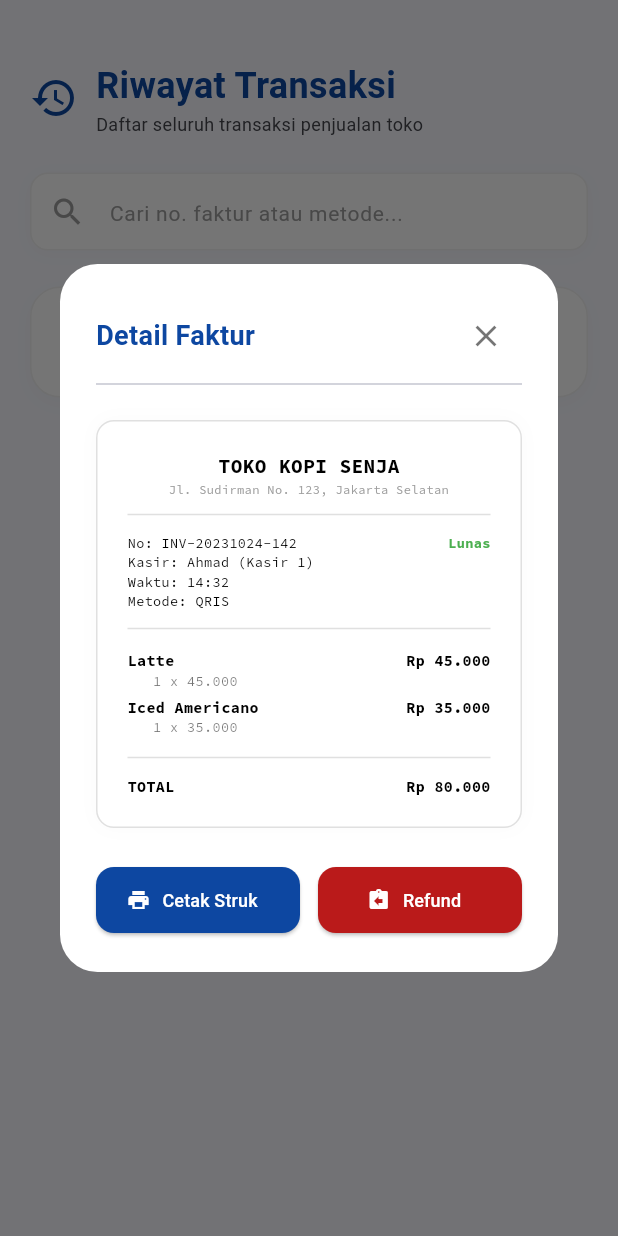
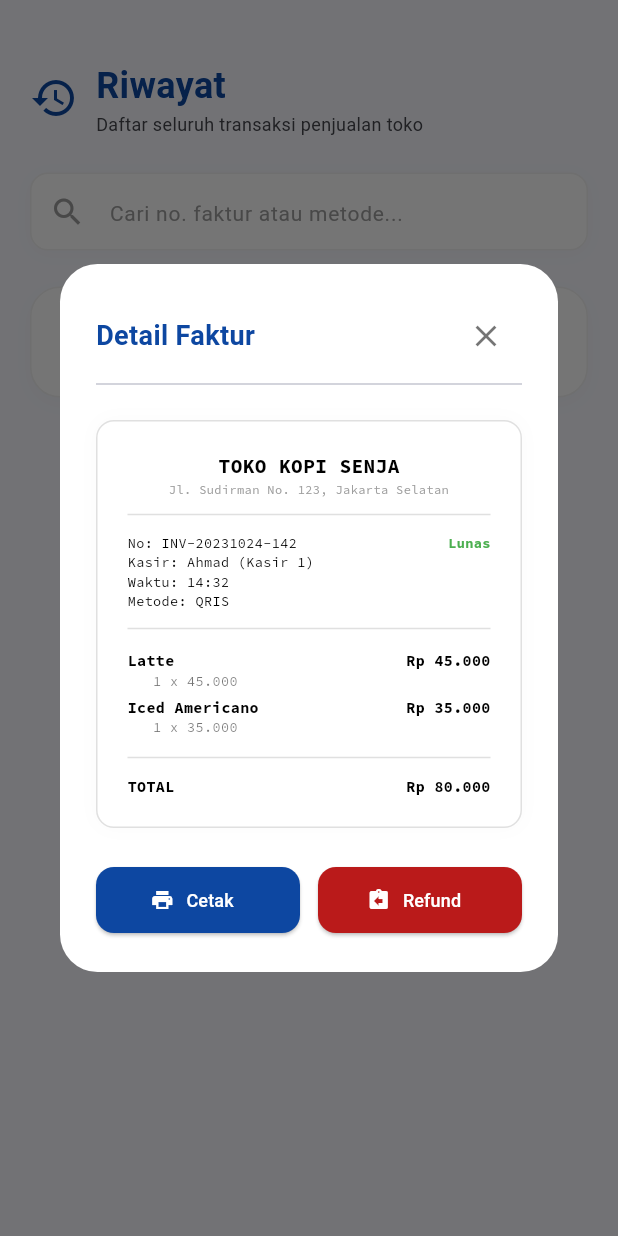
Before and after one commit to Xeerodev/kasirku_app, a Flutter app: the HistoryScreen screen opened directly, after a tap on "INV-20231024-142", on a phone screen of 412 x 824 dp. Run offline on Flutter 3.47's test engine with Material 3 defaults, Android fonts, the phone set to English and light mode, and no system bars; our stand-ins replace google_fonts, image_picker, shared_preferences; accounts and stored records are empty; network calls fail.

Commit message:
fix: resolve text visibility in setup, localize reports and history, and enable backup logic

```diff
--- a/lib/providers/pos_provider.dart
+++ b/lib/providers/pos_provider.dart
@@ -159,12 +159,16 @@ class PosProvider with ChangeNotifier {
       'address': 'Alamat',
       'phone': 'Nomor Telepon',
       'cashier_name': 'Nama Kasir',
+      'summary_today': 'Ringkasan Penjualan Hari Ini',
+      'invoice_detail': 'Detail Faktur',
+      'refund': 'Refund',
+      'paid': 'Lunas',
     },
     'English': {
       'cashier': 'POS',
       'stock': 'Inventory',
       'history': 'History',
-      'reports': 'Analytics',
+      'reports': 'Reports',
       'settings': 'Settings',
       'search_product': 'Search product...',
       'empty_cart': 'Cart is Empty',
@@ -210,6 +214,10 @@ class PosProvider with ChangeNotifier {
       'address': 'Address',
       'phone': 'Phone Number',
       'cashier_name': 'Cashier Name',
+      'summary_today': 'Today\'s Sales Summary',
+      'invoice_detail': 'Invoice Detail',
+      'refund': 'Refund',
+      'paid': 'Paid',
     }
   };
 
@@ -401,6 +409,21 @@ class PosProvider with ChangeNotifier {
     notifyListeners();
   }
 
+  String getBackupJson() {
+    return jsonEncode({
+      'storeProfile': _storeProfile.toJson(),
+      'products': _products.map((p) => p.toJson()).toList(),
+      'transactions': _transactions.map((t) => t.toJson()).toList(),
+      'settings': {
+        'printer': _activePrinter,
+        'autoPrint': _autoPrintReceipt,
+        'footer': _footerMessage,
+        'language': _language,
+        'darkMode': _isDarkMode,
+      }
+    });
+  }
+
   Future<void> _saveToPrefs() async {
     final prefs = await SharedPreferences.getInstance();
     prefs.setBool('isDarkMode', _isDarkMode);
--- a/lib/screens/history_screen.dart
+++ b/lib/screens/history_screen.dart
@@ -20,8 +20,8 @@ class _HistoryScreenState extends State<HistoryScreen> {
     final provider = Provider.of<PosProvider>(context);
     final isDark = provider.isDarkMode;
     final currencyFormatter = NumberFormat.currency(
-      locale: 'id_ID',
-      symbol: 'Rp ',
+      locale: provider.language == 'Indonesia' ? 'id_ID' : 'en_US',
+      symbol: provider.language == 'Indonesia' ? 'Rp ' : r'$',
       decimalDigits: 0,
     );
 
@@ -48,10 +48,13 @@ class _HistoryScreenState extends State<HistoryScreen> {
                   crossAxisAlignment: CrossAxisAlignment.start,
                   children: [
                     Text(
-                      'Riwayat Transaksi',
+                      provider.tr('history'),
                       style: TextStyle(fontSize: 24, fontWeight: FontWeight.bold, color: isDark ? Colors.lightBlueAccent : const Color(0xFF0D47A1)),
                     ),
-                    Text('Daftar seluruh transaksi penjualan toko', style: TextStyle(fontSize: 12, color: isDark ? Colors.white54 : const Color(0xFF45464D))),
+                    Text(
+                      provider.language == 'Indonesia' ? 'Daftar seluruh transaksi penjualan toko' : 'List of all store sales transactions',
+                      style: TextStyle(fontSize: 12, color: isDark ? Colors.white54 : const Color(0xFF45464D))
+                    ),
                   ],
                 ),
               ],
@@ -71,7 +74,7 @@ class _HistoryScreenState extends State<HistoryScreen> {
                 onChanged: (val) => setState(() => _searchQuery = val),
                 style: TextStyle(color: isDark ? Colors.white : Colors.black87),
                 decoration: InputDecoration(
-                  hintText: 'Cari no. faktur atau metode...',
+                  hintText: provider.language == 'Indonesia' ? 'Cari no. faktur atau metode...' : 'Search invoice no. or method...',
                   hintStyle: TextStyle(fontSize: 14, color: isDark ? Colors.white38 : Colors.grey),
                   prefixIcon: Icon(Icons.search, color: isDark ? Colors.white38 : Colors.grey),
                   border: InputBorder.none,
@@ -98,7 +101,10 @@ class _HistoryScreenState extends State<HistoryScreen> {
                           children: [
                             Icon(Icons.receipt_long, size: 48, color: isDark ? Colors.white10 : Colors.grey),
                             const SizedBox(height: 12),
-                            Text('Belum ada riwayat transaksi', style: TextStyle(fontWeight: FontWeight.bold, color: isDark ? Colors.white70 : Colors.black87)),
+                            Text(
+                              provider.language == 'Indonesia' ? 'Belum ada riwayat transaksi' : 'No transaction history yet',
+                              style: TextStyle(fontWeight: FontWeight.bold, color: isDark ? Colors.white70 : Colors.black87)
+                            ),
                           ],
                         ),
                       ),
@@ -132,12 +138,15 @@ class _HistoryScreenState extends State<HistoryScreen> {
                                               color: isRefunded ? const Color(0xFFBA1A1A).withOpacity(0.1) : const Color(0xFFE3F2FD),
                                               borderRadius: BorderRadius.circular(10),
                                             ),
-                                            child: Text(tx.status, style: TextStyle(color: isRefunded ? (isDark ? Colors.redAccent : const Color(0xFF93000A)) : const Color(0xFF0D47A1), fontWeight: FontWeight.bold, fontSize: 9)),
+                                            child: Text(
+                                              isRefunded ? provider.tr('refund') : provider.tr('paid'),
+                                              style: TextStyle(color: isRefunded ? (isDark ? Colors.redAccent : const Color(0xFF93000A)) : const Color(0xFF0D47A1), fontWeight: FontWeight.bold, fontSize: 9)
+                                            ),
                                           ),
                                         ],
                                       ),
                                       const SizedBox(height: 4),
-                                      Text('${tx.timeString} • ${tx.items.length} item (${tx.paymentMethod}) • Kasir: ${tx.cashierName}', style: TextStyle(fontSize: 11, color: isDark ? Colors.white38 : Colors.grey)),
+                                      Text('${tx.timeString} • ${tx.items.length} item (${tx.paymentMethod}) • ${provider.language == 'Indonesia' ? 'Kasir' : 'Cashier'}: ${tx.cashierName}', style: TextStyle(fontSize: 11, color: isDark ? Colors.white38 : Colors.grey)),
                                     ],
                                   ),
                                 ),
@@ -147,7 +156,7 @@ class _HistoryScreenState extends State<HistoryScreen> {
                                     Text(currencyFormatter.format(tx.total), style: TextStyle(fontWeight: FontWeight.bold, fontSize: 14, color: isRefunded ? (isDark ? Colors.white10 : Colors.grey) : (isDark ? Colors.white : Colors.black87))),
                                     Row(
                                       children: [
-                                        Text('Klik detail', style: TextStyle(fontSize: 9, color: isDark ? Colors.white38 : Colors.grey)),
+                                        Text(provider.language == 'Indonesia' ? 'Klik detail' : 'See detail', style: TextStyle(fontSize: 9, color: isDark ? Colors.white38 : Colors.grey)),
                                         Icon(Icons.chevron_right, size: 14, color: isDark ? Colors.white38 : Colors.grey),
                                       ],
                                     ),
@@ -168,7 +177,11 @@ class _HistoryScreenState extends State<HistoryScreen> {
   }
 
   void _showTransactionDetail(BuildContext context, TransactionModel tx, PosProvider provider) {
-    final currencyFormatter = NumberFormat.currency(locale: 'id_ID', symbol: 'Rp ', decimalDigits: 0);
+    final currencyFormatter = NumberFormat.currency(
+      locale: provider.language == 'Indonesia' ? 'id_ID' : 'en_US',
+      symbol: provider.language == 'Indonesia' ? 'Rp ' : r'$',
+      decimalDigits: 0,
+    );
     final isDark = provider.isDarkMode;
 
     showDialog(
@@ -188,7 +201,7 @@ class _HistoryScreenState extends State<HistoryScreen> {
                 Row(
                   mainAxisAlignment: MainAxisAlignment.spaceBetween,
                   children: [
-                    Text('Detail Faktur', style: TextStyle(fontSize: 18, fontWeight: FontWeight.bold, color: isDark ? Colors.lightBlueAccent : const Color(0xFF0D47A1))),
+                    Text(provider.tr('invoice_detail'), style: TextStyle(fontSize: 18, fontWeight: FontWeight.bold, color: isDark ? Colors.lightBlueAccent : const Color(0xFF0D47A1))),
                     IconButton(onPressed: () => Navigator.pop(ctx), icon: Icon(Icons.close, color: isDark ? Colors.white54 : Colors.black54)),
                   ],
                 ),
@@ -215,9 +228,9 @@ class _HistoryScreenState extends State<HistoryScreen> {
                           crossAxisAlignment: CrossAxisAlignment.start,
                           children: [
                             Row(mainAxisAlignment: MainAxisAlignment.spaceBetween, children: [Text('No: ${tx.invoiceNumber}', style: GoogleFonts.sourceCodePro(fontSize: 9, color: Colors.black)), Text(tx.status, style: GoogleFonts.sourceCodePro(fontSize: 9, fontWeight: FontWeight.bold, color: tx.status == 'Refund' ? Colors.red : Colors.green))]),
-                            Text('Kasir: ${tx.cashierName}', style: GoogleFonts.sourceCodePro(fontSize: 9, color: Colors.black)),
-                            Text('Waktu: ${tx.timeString}', style: GoogleFonts.sourceCodePro(fontSize: 9, color: Colors.black)),
-                            Text('Metode: ${tx.paymentMethod}', style: GoogleFonts.sourceCodePro(fontSize: 9, color: Colors.black)),
+                            Text('${provider.language == 'Indonesia' ? 'Kasir' : 'Cashier'}: ${tx.cashierName}', style: GoogleFonts.sourceCodePro(fontSize: 9, color: Colors.black)),
+                            Text('${provider.language == 'Indonesia' ? 'Waktu' : 'Time'}: ${tx.timeString}', style: GoogleFonts.sourceCodePro(fontSize: 9, color: Colors.black)),
+                            Text('${provider.language == 'Indonesia' ? 'Metode' : 'Method'}: ${tx.paymentMethod}', style: GoogleFonts.sourceCodePro(fontSize: 9, color: Colors.black)),
                           ],
                         ),
                       ),
@@ -234,15 +247,15 @@ class _HistoryScreenState extends State<HistoryScreen> {
                                 Text(currencyFormatter.format(item.subtotal), style: GoogleFonts.sourceCodePro(fontSize: 10, fontWeight: FontWeight.bold, color: Colors.black)),
                               ],
                             ),
-                            Text('   ${item.quantity} x ${currencyFormatter.format(item.product.price).replaceAll('Rp ', '')}', style: GoogleFonts.sourceCodePro(fontSize: 9, color: Colors.black54)),
+                            Text('   ${item.quantity} x ${currencyFormatter.format(item.product.price).replaceAll('Rp ', '').replaceAll(r'$', '')}', style: GoogleFonts.sourceCodePro(fontSize: 9, color: Colors.black54)),
                           ],
                         ),
                       )),
                       const Divider(height: 24, thickness: 1, color: Colors.black12),
                       Row(mainAxisAlignment: MainAxisAlignment.spaceBetween, children: [Text('TOTAL', style: GoogleFonts.sourceCodePro(fontWeight: FontWeight.bold, fontSize: 10, color: Colors.black)), Text(currencyFormatter.format(tx.total), style: GoogleFonts.sourceCodePro(fontWeight: FontWeight.bold, fontSize: 10, color: Colors.black))]),
-                      if (tx.paymentMethod == 'Tunai') ...[
-                        Row(mainAxisAlignment: MainAxisAlignment.spaceBetween, children: [Text('TUNAI', style: GoogleFonts.sourceCodePro(fontSize: 9, color: Colors.black54)), Text(currencyFormatter.format(tx.paymentAmount), style: GoogleFonts.sourceCodePro(fontSize: 9, color: Colors.black54))]),
-                        Row(mainAxisAlignment: MainAxisAlignment.spaceBetween, children: [Text('KEMBALI', style: GoogleFonts.sourceCodePro(fontSize: 9, color: Colors.black54)), Text(currencyFormatter.format(tx.changeAmount), style: GoogleFonts.sourceCodePro(fontSize: 9, color: Colors.black54))]),
+                      if (tx.paymentMethod == 'Tunai' || tx.paymentMethod == 'Cash') ...[
+                        Row(mainAxisAlignment: MainAxisAlignment.spaceBetween, children: [Text(provider.language == 'Indonesia' ? 'TUNAI' : 'CASH', style: GoogleFonts.sourceCodePro(fontSize: 9, color: Colors.black54)), Text(currencyFormatter.format(tx.paymentAmount), style: GoogleFonts.sourceCodePro(fontSize: 9, color: Colors.black54))]),
+                        Row(mainAxisAlignment: MainAxisAlignment.spaceBetween, children: [Text(provider.language == 'Indonesia' ? 'KEMBALI' : 'CHANGE', style: GoogleFonts.sourceCodePro(fontSize: 9, color: Colors.black54)), Text(currencyFormatter.format(tx.changeAmount), style: GoogleFonts.sourceCodePro(fontSize: 9, color: Colors.black54))]),
                       ],
                     ],
                   ),
@@ -254,10 +267,10 @@ class _HistoryScreenState extends State<HistoryScreen> {
                     Expanded(
                       child: ElevatedButton.icon(
                         onPressed: () {
-                          ScaffoldMessenger.of(context).showSnackBar(const SnackBar(content: Text('Mencetak struk...'), behavior: SnackBarBehavior.floating));
+                          ScaffoldMessenger.of(context).showSnackBar(SnackBar(content: Text(provider.language == 'Indonesia' ? 'Mencetak struk...' : 'Printing receipt...'), behavior: SnackBarBehavior.floating));
                         },
                         icon: const Icon(Icons.print, size: 16),
-                        label: const Text('Cetak Struk', style: TextStyle(fontSize: 12)),
+                        label: Text(provider.tr('print'), style: const TextStyle(fontSize: 12)),
                         style: ElevatedButton.styleFrom(backgroundColor: const Color(0xFF0D47A1), foregroundColor: Colors.white, shape: RoundedRectangleBorder(borderRadius: BorderRadius.circular(12)), minimumSize: const Size.fromHeight(44)),
                       ),
                     ),
@@ -270,7 +283,7 @@ class _HistoryScreenState extends State<HistoryScreen> {
                             Navigator.pop(ctx);
                           },
                           icon: const Icon(Icons.assignment_return, size: 16),
-                          label: const Text('Refund', style: TextStyle(fontSize: 12)),
+                          label: Text(provider.tr('refund'), style: const TextStyle(fontSize: 12)),
                           style: ElevatedButton.styleFrom(backgroundColor: const Color(0xFFBA1A1A), foregroundColor: Colors.white, shape: RoundedRectangleBorder(borderRadius: BorderRadius.circular(12)), minimumSize: const Size.fromHeight(44)),
                         ),
                       ),
--- a/lib/screens/settings_screen.dart
+++ b/lib/screens/settings_screen.dart
@@ -242,7 +242,7 @@ class _SettingsScreenState extends State<SettingsScreen> {
                   ),
                   const SizedBox(height: 12),
                   OutlinedButton.icon(
-                    onPressed: () {},
+                    onPressed: () => _handleBackupJson(context, provider),
                     icon: const Icon(Icons.backup),
                     label: Text(provider.language == 'Indonesia' ? 'Cadangkan Data JSON' : 'Backup JSON Data'),
                     style: OutlinedButton.styleFrom(
--- a/lib/screens/setup_store_screen.dart
+++ b/lib/screens/setup_store_screen.dart
@@ -262,7 +262,7 @@ class _SetupStoreScreenState extends State<SetupStoreScreen> {
         TextField(
           controller: controller,
           maxLines: maxLines,
-          style: const TextStyle(fontSize: 14),
+          style: const TextStyle(fontSize: 14, color: Colors.black87), // FORCED DARK TEXT COLOR
           decoration: InputDecoration(
             prefixIcon: Padding(padding: EdgeInsets.only(bottom: maxLines > 1 ? 40 : 0), child: Icon(icon, color: const Color(0xFF2196F3), size: 20)),
             hintText: hint,
```
Also changed, not shown: lib/screens/reports_screen.dart (+43 -17 lines).
